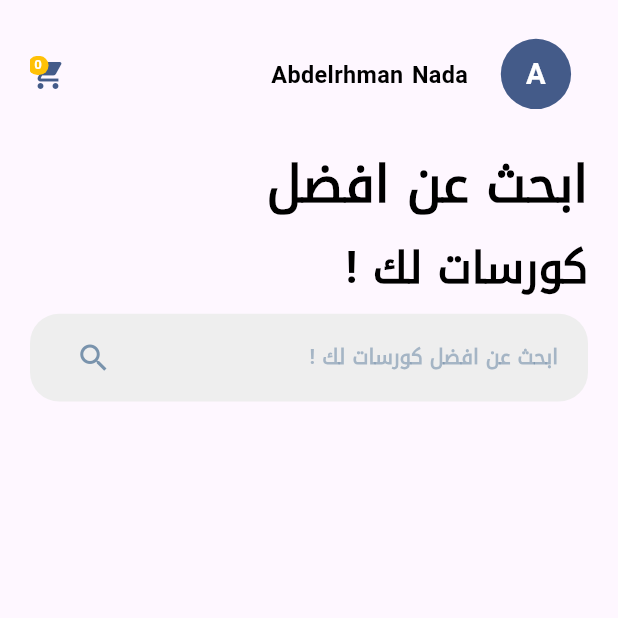
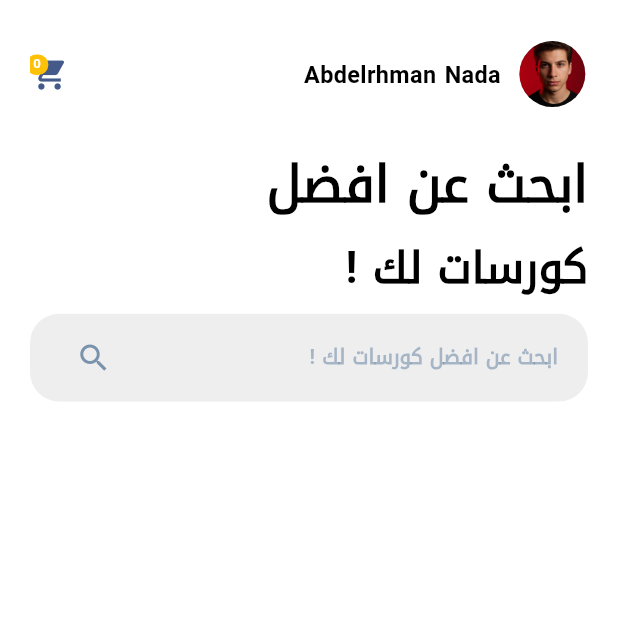
Before and after one commit to Abdelrhman-Tec/Education-Platform-App, a Flutter app: the HomeScreen screen opened by its route, on a phone screen of 412 x 824 dp, the top half of it. Run offline on Flutter 3.47's test engine with Material 3 defaults, Android fonts, the phone set to English and light mode, and no system bars; our stand-ins replace dio, flutter_bloc, flutter_screenutil, freezed_annotation, get_it, pretty_dio_logger and 2 more; accounts and stored records are empty; generated files the repository leaves out were written again.

Commit message:
feat: Add profile image to home app bar and update initial route

```diff
--- a/lib/app.dart
+++ b/lib/app.dart
@@ -1,3 +1,4 @@
+import 'package:education_platform_app/core/theme/app_colors.dart';
 import 'package:education_platform_app/generated/l10n.dart';
 import 'package:education_platform_app/core/routing/routes.dart';
 import 'package:education_platform_app/core/routing/app_router.dart';
@@ -15,7 +16,10 @@ class EducationPlatformApp extends StatelessWidget {
       minTextAdapt: true,
       splitScreenMode: true,
       child: MaterialApp(
-        theme: ThemeData(fontFamily: 'NotoKufi'),
+        theme: ThemeData(
+          fontFamily: 'NotoKufi',
+          scaffoldBackgroundColor: AppColors.white,
+        ),
         locale: const Locale("ar"),
         localizationsDelegates: const [
           S.delegate,
@@ -25,7 +29,7 @@ class EducationPlatformApp extends StatelessWidget {
         ],
         supportedLocales: S.delegate.supportedLocales,
         debugShowCheckedModeBanner: false,
-        initialRoute: Routes.home,
+        initialRoute: Routes.login,
         onGenerateRoute: AppRouter.generateRoute,
       ),
     );
--- a/lib/features/home/presentation/widgets/home_app_bar.dart
+++ b/lib/features/home/presentation/widgets/home_app_bar.dart
@@ -12,16 +12,16 @@ class HomeAppBar extends StatelessWidget {
           height: 60.h,
           child: Row(
             children: [
-              Expanded(
-                child: CircleAvatar(
-                  backgroundColor: AppColors.mediumBlue,
-                  radius: 24.r,
-                  child: Text(
-                    'A',
-                    style: AppTextStyles.titleSmallBold.copyWith(
-                      color: AppColors.white,
-                    ),
+              Container(
+                width: 45.w,
+                height: 45.h,
+                decoration: BoxDecoration(
+                  image: DecorationImage(
+                    fit: BoxFit.fitWidth,
+                    image: AssetImage("assets/icons/profile.jpg"),
                   ),
+                  shape: BoxShape.circle,
+                  color: AppColors.lightGreyBlue,
                 ),
               ),
               horizontalSpace(10),
@@ -32,12 +32,12 @@ class HomeAppBar extends StatelessWidget {
         const Spacer(),
         Stack(
           children: [
-            Icon(Icons.shopping_cart, color: AppColors.mediumBlue),
+            Icon(Icons.shopping_cart, color: AppColors.mediumBlue, size: 26),
             Positioned(
-              right: 11.w,
+              right: 13.w,
               child: Container(
-                width: 13.w,
-                height: 13.h,
+                width: 14.w,
+                height: 14.h,
                 decoration: BoxDecoration(
                   color: Colors.amber,
                   borderRadius: BorderRadius.circular(50),
--- a/pubspec.yaml
+++ b/pubspec.yaml
@@ -62,6 +62,7 @@ dev_dependencies:
 flutter:
   uses-material-design: true
   assets:
+    - assets/icons/
     - lib/l10n/intl_ar.arb
     - lib/l10n/intl_en.arb
 
```
Also changed, not shown: assets/icons/profile.jpg (added).
